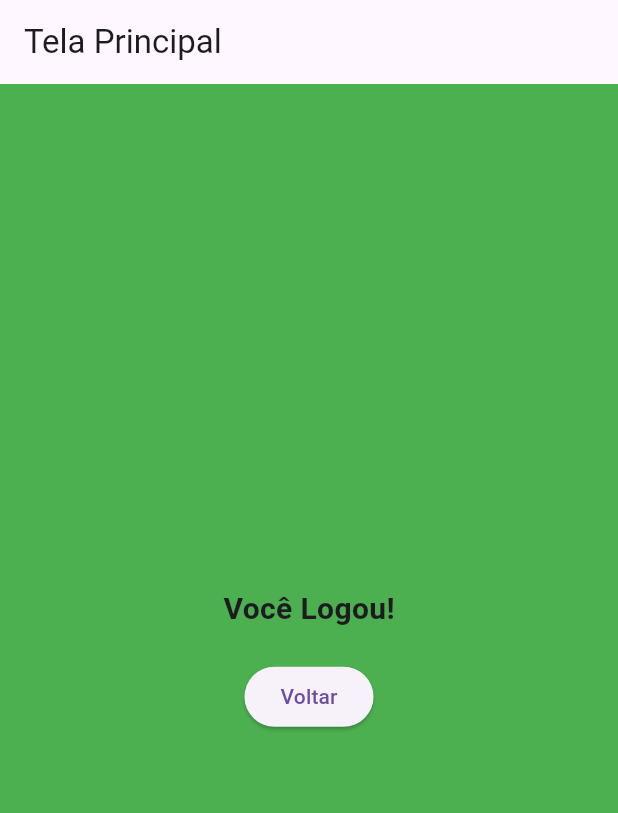
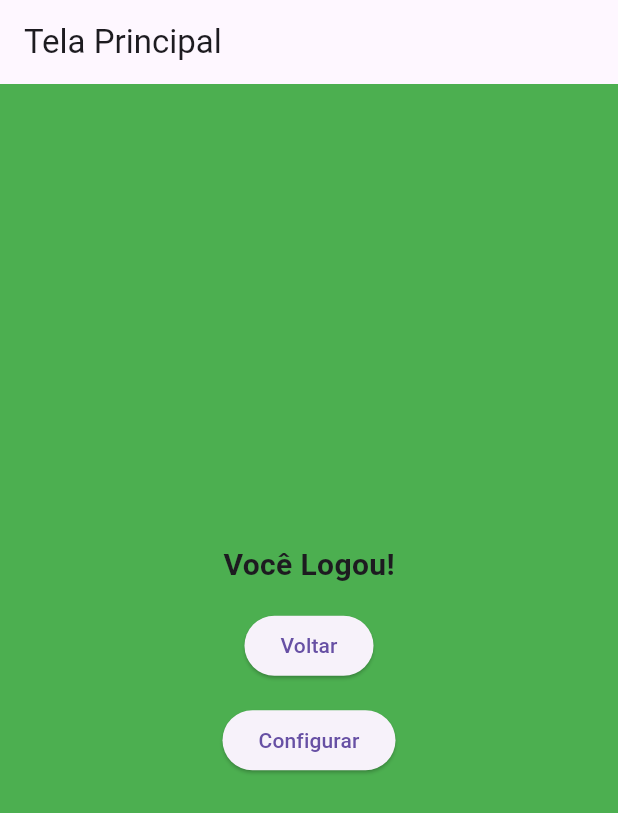
Before and after one commit to netoids/ChatbotWithLLM-Flutter, a Flutter app: the screen it shows after launch, after a tap on "Entrar", on a phone screen of 412 x 824 dp. Shown: the top 813 px of the screen. Run offline on Flutter 3.47's test engine with Material 3 defaults, Android fonts, the phone set to English and light mode, and no system bars; our stand-ins replace mask_text_input_formatter.

```diff
--- a/dsi_app/lib/main.dart
+++ b/dsi_app/lib/main.dart
@@ -4,6 +4,7 @@ import 'package:dsi_app/src/view/LoginPage.dart';
 import 'package:dsi_app/src/view/RegisterPage.dart';
 import 'package:dsi_app/src/view/EnterPage.dart';
 import 'package:dsi_app/src/view/ForgotPassword.dart';
+import 'package:dsi_app/src/view/ConfigPage.dart';
 
 void main() {
   runApp(const MyApp());
@@ -42,6 +43,7 @@ class MyApp extends StatelessWidget {
           Registration.routeName: (context) => Registration(),
           EnterPage.routeName: (context) => const EnterPage(),
           Forgotpassword.routeName: (context) => const Forgotpassword(),
+          ConfigPage.routeName: (context) => const ConfigPage(),
         });
   }
 }
--- /dev/null
+++ b/dsi_app/lib/src/view/ConfigPage.dart
@@ -0,0 +1,47 @@
+import 'package:flutter/material.dart';
+
+class ConfigPage extends StatefulWidget {
+  const ConfigPage({super.key});
+  static const routeName = '/Config';
+
+  @override
+  State<ConfigPage> createState() => _ConfigPageState();
+}
+
+class _ConfigPageState extends State<ConfigPage> {
+  @override
+  Widget build(BuildContext context) {
+    return MaterialApp(
+      debugShowCheckedModeBanner: false,
+      home: Scaffold(
+        appBar: AppBar(
+          title: Text('Configuração'),
+        ),
+        body: Container(
+          color: Colors.green,
+          child: Center(
+            child: Column(
+              mainAxisAlignment: MainAxisAlignment.center,
+              children: [
+                Text(
+                  'Você Logou!',
+                  style: TextStyle(
+                    fontSize: 20.0,
+                    fontWeight: FontWeight.bold,
+                  ),
+                ),
+                SizedBox(height: 20.0),
+                ElevatedButton(
+                  onPressed: () {
+                    Navigator.pushNamed(context, "/Login");
+                  },
+                  child: Text('Voltar'),
+                ),
+              ],
+            ),
+          ),
+        ),
+      ),
+    );
+  }
+}
--- a/dsi_app/lib/src/view/EnterPage.dart
+++ b/dsi_app/lib/src/view/EnterPage.dart
@@ -15,7 +15,7 @@ class _EnterPageState extends State<EnterPage> {
       debugShowCheckedModeBanner: false,
       home: Scaffold(
         appBar: AppBar(
-          title: Text('Tela Principal'),
+          title: const Text('Tela Principal'),
         ),
         body: Container(
           color: Colors.green,
@@ -23,19 +23,30 @@ class _EnterPageState extends State<EnterPage> {
             child: Column(
               mainAxisAlignment: MainAxisAlignment.center,
               children: [
-                Text(
+                const Text(
                   'Você Logou!',
                   style: TextStyle(
                     fontSize: 20.0,
                     fontWeight: FontWeight.bold,
                   ),
                 ),
-                SizedBox(height: 20.0),
-                ElevatedButton(
-                  onPressed: () {
-                    Navigator.pushNamed(context, "/Login");
-                  },
-                  child: Text('Voltar'),
+                Padding(
+                  padding: const EdgeInsets.only(top: 15),
+                  child: ElevatedButton(
+                    onPressed: () {
+                      Navigator.pushNamed(context, "/Login");
+                    },
+                    child: const Text('Voltar'),
+                  ),
+                ),
+                Padding(
+                  padding: const EdgeInsets.only(top: 15),
+                  child: ElevatedButton(
+                    onPressed: () {
+                      Navigator.pushNamed(context, "/Config");
+                    },
+                    child: const Text('Configurar'),
+                  ),
                 ),
               ],
             ),
```
